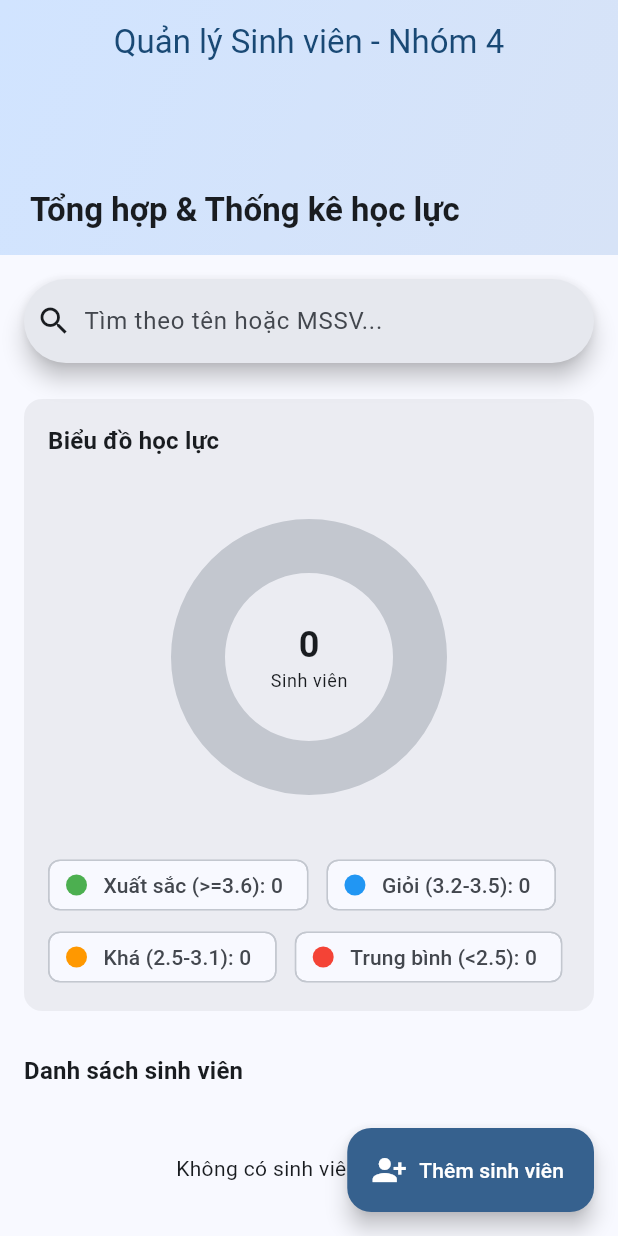
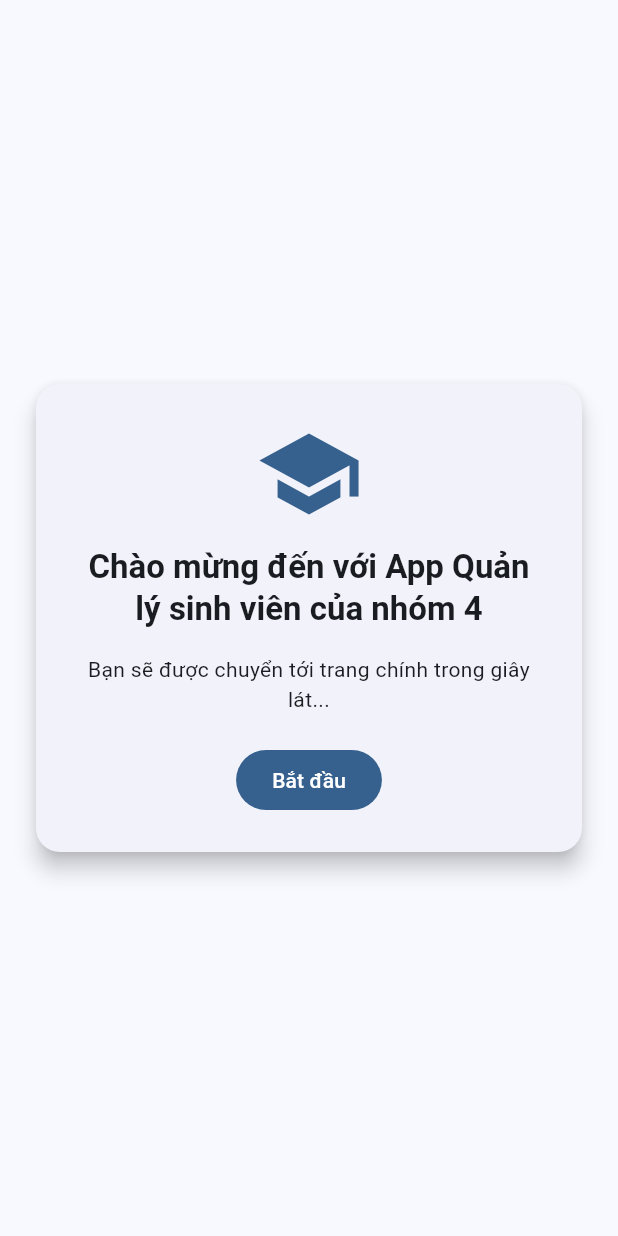
Before and after one commit to jovee112/baocaoTH5, a Flutter app: the first screen one second after launch, on a phone screen of 412 x 824 dp. Run offline on Flutter 3.47's test engine with Material 3 defaults, Android fonts, the phone set to English and light mode, and no system bars; drawn by our look-alikes of fl_chart; our stand-ins replace cloud_firestore, file_picker, firebase_core; accounts and stored records are empty.

Commit message:
Cấu trúc lại thư mục

```diff
--- a/Promt Cơ bản cho mn.txt
+++ /dev/null
@@ -1,58 +0,0 @@
-Context Chung (Bắt buộc dán kèm cho mọi Task)
-"Tôi đang làm app Quản lý sinh viên bằng Flutter.
-
-Backend: Firebase Firestore (đã kết nối).
-
-State: Provider (quản lý trong lib/providers/student_provider.dart).
-
-Model: Student (trong lib/models/student.dart).
-
-Quy tắc: Sử dụng Material 3, code sạch, tách nhỏ Widget."
-
-👤 1. Prompt cho Hồ Đức Mạnh (Làm UI Card & About)
-Nhiệm vụ: Tập trung vào thẩm mỹ, không cần lo về logic dữ liệu.
-
-"Dựa trên Context Chung, hãy hoàn thiện file lib/widgets/student_card.dart.
-
-Thiết kế UI cho StudentCard nhận vào một đối tượng Student.
-
-Card cần có: Ảnh đại diện (CircleAvatar), Tên (Bold), MSSV, và một Badge hiển thị GPA.
-
-GPA >= 3.2 màu xanh lá, GPA < 2.0 màu đỏ.
-
-Sau đó, tạo file lib/views/about_screen.dart hiển thị danh sách 5 thành viên nhóm trong một ListView đẹp mắt, có nút quay lại."
-
-👤 2. Prompt cho Nông Lan Anh (Làm Dashboard & Thống kê)
-Nhiệm vụ: Xử lý dữ liệu từ Provider để vẽ biểu đồ.
-
-"Dựa trên Context Chung, hãy tạo file lib/views/dashboard_screen.dart.
-
-Sử dụng thư viện fl_chart để vẽ biểu đồ tròn (PieChart).
-
-Dữ liệu lấy từ context.watch<StudentProvider>().students.
-
-Phân loại sinh viên theo GPA: Xuất sắc (>=3.6), Giỏi (3.2-3.5), Khá (2.5-3.1), Trung bình (<2.5).
-
-Hiển thị tổng số lượng sinh viên ở giữa biểu đồ."
-
-👤 3. Prompt cho Nguyễn thành Dương (Làm Form Add/Edit)
-Nhiệm vụ: Xử lý nhập liệu và gửi dữ liệu về Provider.
-
-"Dựa trên Context Chung, hãy tạo file lib/views/add_student_screen.dart.
-
-Tạo một Form gồm các TextFormField: Tên, MSSV, Lớp, Email, GPA.
-
-Thêm Validation: GPA phải từ 0-4.0, Email phải đúng định dạng, không được bỏ trống các trường.
-
-Khi nhấn nút 'Lưu', gọi hàm Provider.of<StudentProvider>(context, listen: false).addStudent(newStudent) và đóng màn hình bằng Navigator.pop."
-
-👤 4. Prompt cho Trần Ngọc Lương (Logic nâng cao)
-Nhiệm vụ: Mở rộng tính năng cho Provider và Service.
-
-"Dựa trên Context Chung, hãy cập nhật lib/providers/student_provider.dart và lib/services/firebase_service.dart.
-
-Viết thêm hàm updateStudent(Student student) để cập nhật thông tin sinh viên trên Firestore.
-
-Viết hàm searchStudent(String query) để lọc danh sách _students theo Tên hoặc MSSV.
-
-Đảm bảo các hàm này hoạt động Realtime và cập nhật UI thông qua notifyListeners()."
--- a/lib/main.dart
+++ b/lib/main.dart
@@ -3,7 +3,9 @@ import 'package:provider/provider.dart';
 import 'package:firebase_core/firebase_core.dart'; // Thêm dòng này
 import 'firebase_options.dart'; // File do FlutterFire CLI tạo ra
 import 'providers/student_provider.dart';
+// ignore: unused_import
 import 'views/dashboard_screen.dart';
+import 'views/welcome_screen.dart';
 
 void main() async {
   // 1. Đảm bảo các dịch vụ của Flutter đã sẵn sàng
@@ -91,7 +93,7 @@ class MyApp extends StatelessWidget {
         // General visual density and typography
         visualDensity: VisualDensity.adaptivePlatformDensity,
       ),
-      home: const DashboardScreen(),
+      home: const WelcomeScreen(),
     );
   }
 }
--- /dev/null
+++ b/lib/views/welcome_screen.dart
@@ -0,0 +1,88 @@
+import 'dart:async';
+
+import 'package:flutter/material.dart';
+
+import 'dashboard_screen.dart';
+
+class WelcomeScreen extends StatefulWidget {
+  const WelcomeScreen({super.key});
+
+  @override
+  State<WelcomeScreen> createState() => _WelcomeScreenState();
+}
+
+class _WelcomeScreenState extends State<WelcomeScreen> {
+  Timer? _timer;
+
+  @override
+  void initState() {
+    super.initState();
+    _timer = Timer(const Duration(seconds: 3), _goToDashboard);
+  }
+
+  void _goToDashboard() {
+    if (!mounted) return;
+    Navigator.of(context).pushReplacement(PageRouteBuilder(
+      transitionDuration: const Duration(milliseconds: 600),
+      pageBuilder: (context, animation, secondaryAnimation) =>
+          const DashboardScreen(),
+      transitionsBuilder: (context, animation, secondaryAnimation, child) {
+        final fade =
+            CurvedAnimation(parent: animation, curve: Curves.easeInOut);
+        return FadeTransition(opacity: fade, child: child);
+      },
+    ));
+  }
+
+  @override
+  void dispose() {
+    _timer?.cancel();
+    super.dispose();
+  }
+
+  @override
+  Widget build(BuildContext context) {
+    final cs = Theme.of(context).colorScheme;
+    return Scaffold(
+      body: Center(
+        child: Padding(
+          padding: const EdgeInsets.symmetric(horizontal: 24.0),
+          child: Card(
+            shape:
+                RoundedRectangleBorder(borderRadius: BorderRadius.circular(16)),
+            elevation: 6,
+            child: Padding(
+              padding: const EdgeInsets.all(24.0),
+              child: Column(
+                mainAxisSize: MainAxisSize.min,
+                children: [
+                  Icon(Icons.school, size: 72, color: cs.primary),
+                  const SizedBox(height: 12),
+                  Text(
+                    'Chào mừng đến với App Quản lý sinh viên của nhóm 4',
+                    textAlign: TextAlign.center,
+                    style: Theme.of(context)
+                        .textTheme
+                        .titleLarge
+                        ?.copyWith(fontWeight: FontWeight.w700),
+                  ),
+                  const SizedBox(height: 16),
+                  Text(
+                    'Bạn sẽ được chuyển tới trang chính trong giây lát...',
+                    textAlign: TextAlign.center,
+                    style: Theme.of(context).textTheme.bodyMedium,
+                  ),
+                  const SizedBox(height: 20),
+                  FilledButton(
+                    onPressed: _goToDashboard,
+                    child: const Text('Bắt đầu'),
+                  ),
+                ],
+              ),
+            ),
+          ),
+        ),
+      ),
+    );
+  }
+}
```
Also changed, not shown: Lưu Ý.txt (deleted, +0 -7 lines), 4 other files.
